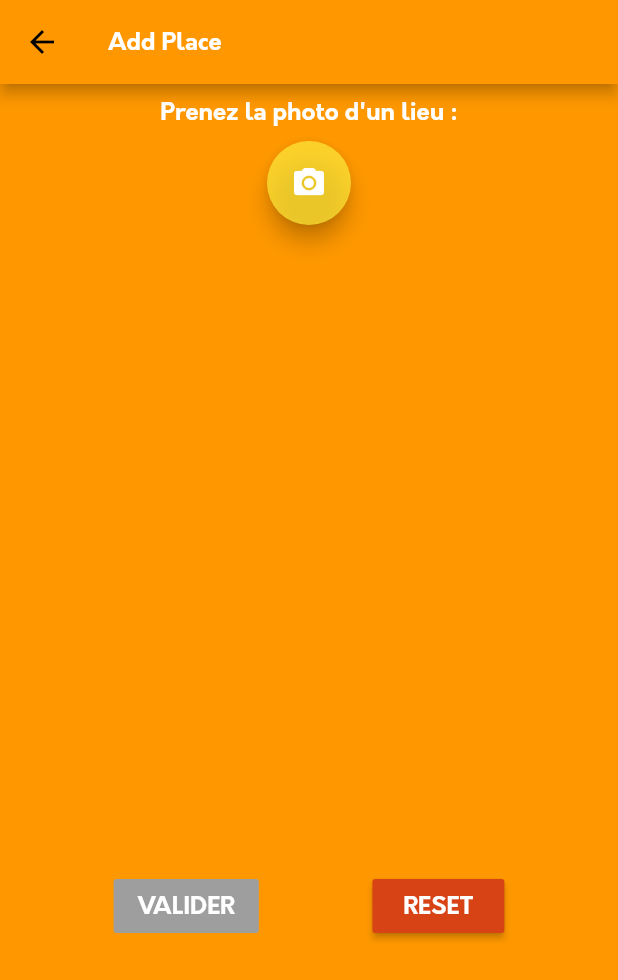
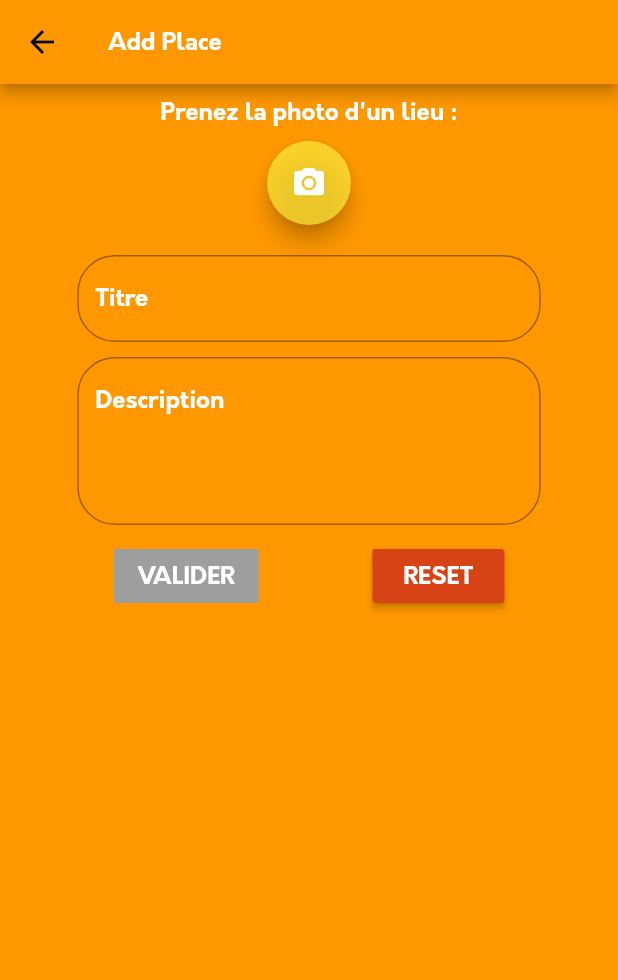
Before and after one commit to Vic7or/MyPlaces_flutter, a Flutter app: the NewPlace screen opened by its route, on a phone screen of 412 x 824 dp. Shown: the top 980 px of the screen. Run offline on Flutter 3.47's test engine with Material 2 defaults, Android fonts, the phone set to English and light mode, and no system bars; our stand-ins replace cloud_firestore, firebase_auth, firebase_storage, flare_flutter, flutter_redux, geolocator and 3 more; accounts and stored records are empty; network calls fail; project files that could hold a hidden picture were left out.

Commit message:
AddPlace Page finished, upload of image to firebase, starter for place creation in firebase

```diff
--- a/lib/features/home/home_page.dart
+++ b/lib/features/home/home_page.dart
@@ -174,9 +174,9 @@ class HomePage extends StatelessWidget {
                               onTap: () => vm.navigate(AppRoutes.favorite),
                               onLongPress: () => longPressActionsDialog(context),
                               title: Text(vm.store.state.places[i].title, style: Theme.of(context).textTheme.subhead),
-                              subtitle: Text(vm.store.state.places[i].subtitle, style: Theme.of(context).textTheme.body2),
+                              subtitle: Text(vm.store.state.places[i].description, style: Theme.of(context).textTheme.body2),
                               leading: CircleAvatar(backgroundImage: NetworkImage(vm.store.state.places[i].imageUrl)),
-                              trailing: vm.store.state.places[i].icon,
+                              trailing: const Icon(Icons.arrow_back_ios, color: Colors.white),
                             ),
                           );
                         }
--- a/lib/features/newPlace/NewPlace.dart
+++ b/lib/features/newPlace/NewPlace.dart
@@ -18,6 +18,7 @@ class NewPlace extends StatefulWidget {
 }
 
 class NewPlaceState extends State<NewPlace>{
+  final GlobalKey<FormState> _formKey = GlobalKey<FormState>();
   final Completer<GoogleMapController> _controller = Completer<GoogleMapController>();
   final double _camBearing = 0.0;
   final double _camTilt = 0.0;
@@ -75,7 +76,7 @@ class NewPlaceState extends State<NewPlace>{
               ),
             )
           else
-            const SizedBox(width: 200, height: 200)
+            const SizedBox(width: 0, height: 0)
         ],
       ),
     );
@@ -88,6 +89,7 @@ class NewPlaceState extends State<NewPlace>{
       children: <Widget>[
         _createPictureWidget(context, vm),
         _createLocalisationWidget(context),
+        _createFormWidget(context, vm),
         _createButtonsWidget(context, vm)
       ],
     );
@@ -110,7 +112,7 @@ class NewPlaceState extends State<NewPlace>{
                 converter: (Store<AppState> store ) => AddPlaceViewModel.fromStore(store),
                 builder: (BuildContext context, ViewModel vm) {
                   _vm = vm;
-                  return _getBody(context, vm);
+                  return SingleChildScrollView(child: _getBody(context, vm));
                 },
               );
             }
@@ -153,7 +155,80 @@ class NewPlaceState extends State<NewPlace>{
       );
     }
     else
-      return const SizedBox(width: 200, height: 220);
+      return const SizedBox(width: 0, height: 0);
+  }
+
+  Widget _createFormWidget(BuildContext context, AddPlaceViewModel vm) {
+    return Form(
+      key: _formKey,
+      child: Column(
+        children: <Widget>[
+          Padding(
+              child: TextFormField(
+                style: const TextStyle(color: Colors.white),
+                maxLines: 1,
+                obscureText: false,
+                validator: (String value){
+                  if (value.isEmpty) {
+                    return 'Veuillez renseigner un titre';
+                  }
+                  return null;
+                },
+                onSaved: (String value) => vm.name = value,
+                decoration: InputDecoration(
+                    hintText: 'Titre',
+                    hintStyle: Theme.of(context).textTheme.subhead,
+                    focusedBorder: OutlineInputBorder(
+                      borderRadius: BorderRadius.circular(25.0),
+                      borderSide: BorderSide(color: Theme.of(context).primaryColorLight)
+                  ),
+                    border: OutlineInputBorder(
+                        borderRadius: BorderRadius.circular(25.0),
+                        borderSide: BorderSide(color: Theme.of(context).backgroundColor)
+                    ),
+                ),
+              ),
+              padding: EdgeInsets.only(
+                left: MediaQuery.of(context).size.width / 8,
+                right: MediaQuery.of(context).size.width / 8,
+                top: 10,
+                bottom: 10
+              )
+          ),
+          Padding(
+              child: TextFormField(
+                style: const TextStyle(color: Colors.white),
+                maxLines: 4,
+                obscureText: false,
+                validator: (String value){
+                  if (value.isEmpty) {
+                    return 'Veuillez renseigner une description';
+                  }
+                  return null;
+                },
+                onSaved: (String value) => vm.description = value,
+                decoration: InputDecoration(
+                    hintText: 'Description',
+                    hintStyle: Theme.of(context).textTheme.subhead,
+                    focusedBorder: OutlineInputBorder(
+                      borderRadius: BorderRadius.circular(25.0),
+                      borderSide: BorderSide(color: Theme.of(context).primaryColorLight)
+                    ),
+                    border: OutlineInputBorder(
+                        borderRadius: BorderRadius.circular(25.0),
+                        borderSide: BorderSide(color: Theme.of(context).backgroundColor)
+                    ),
+                ),
+              ),
+              padding: EdgeInsets.only(
+                left: MediaQuery.of(context).size.width / 8,
+                right: MediaQuery.of(context).size.width / 8,
+                bottom: 10
+              )
+          ),
+        ],
+      ),
+    );
   }
 
   Widget _createButtonsWidget(BuildContext context, AddPlaceViewModel vm) {
@@ -163,7 +238,23 @@ class NewPlaceState extends State<NewPlace>{
       children: <Widget>[
         MaterialButton(
           disabledColor: Colors.grey,
-          onPressed: _storedImage != null && _position != null ? () => vm.validateNewPlace(_storedImage, _position, context) : null,
+          onPressed: _storedImage != null && _position != null? () {
+            if (_formKey.currentState.validate()){
+              _formKey.currentState.save();
+              final FocusScopeNode currentFocus = FocusScope.of(context);
+              if (!currentFocus.hasPrimaryFocus)
+                currentFocus.unfocus();
+              vm.validateNewPlace(_storedImage, _position, context);
+            }
+            else
+              Scaffold.of(context).showSnackBar(
+                SnackBar(
+                  duration: const Duration(seconds: 1),
+                  backgroundColor: Theme.of(context).backgroundColor,
+                  content: Text('Certains champs sont encore vides.', style: Theme.of(context).textTheme.body2)
+                )
+              );
+          } : null,
           child: Text('VALIDER', style: Theme.of(context).textTheme.subhead),
           color: Colors.green.shade800,
           splashColor: Theme.of(context).accentColor,
@@ -172,6 +263,7 @@ class NewPlaceState extends State<NewPlace>{
           onPressed: () => setState((){
             _storedImage = null;
             _position = null;
+            _formKey.currentState.reset();
           }),
           child: Text('RESET', style: Theme.of(context).textTheme.subhead),
           color: Theme.of(context).backgroundColor,
--- a/lib/features/viewmodels/AddPlaceViewModel.dart
+++ b/lib/features/viewmodels/AddPlaceViewModel.dart
@@ -15,6 +15,9 @@ class AddPlaceViewModel extends ViewModel {
     super.store = store;
   }
 
+  String    name;
+  String    description;
+
   static AddPlaceViewModel fromStore(Store<AppState> store) {
     return AddPlaceViewModel._internal(
         route: currentRoute(store.state),
@@ -24,14 +27,8 @@ class AddPlaceViewModel extends ViewModel {
   }
 
   void validateNewPlace(File imageFile, Position position, BuildContext context) {
-    showDialog<Map<String, String>>(
-      context: context,
-      builder: null,
-    ).then((dynamic value){
-      final AddPlaceAction action = AddPlaceAction(imageFile, position, context);
-      showLoadingDialog(context);
+      final AddPlaceAction action = AddPlaceAction(imageFile, position, name, description, context);
       store.dispatch(action);
-    });
   }
 
 }
--- a/lib/model/Place.dart
+++ b/lib/model/Place.dart
@@ -2,9 +2,8 @@ import 'package:flutter/cupertino.dart';
 import 'package:flutter/material.dart';
 
 class Place {
-  const Place(this.imageUrl, this.title, this.subtitle);
+  const Place(this.imageUrl, this.title, this.description);
   final String imageUrl;
   final String title;
-  final String subtitle;
-  final Icon icon = const Icon(Icons.arrow_back_ios, color: Colors.white);
+  final String description;
 }
--- a/lib/redux/Actions.dart
+++ b/lib/redux/Actions.dart
@@ -70,9 +70,11 @@ class DisconnectAction {
 }
 
 class AddPlaceAction {
-  AddPlaceAction(this.imageFile, this.position, this.context);
+  AddPlaceAction(this.imageFile, this.position, this.name, this.description, this.context);
   File     imageFile;
   Position position;
+  String   name;
+  String   description;
   BuildContext context;
 
   @override
--- a/lib/redux/middlewares/AppMiddlewares.dart
+++ b/lib/redux/middlewares/AppMiddlewares.dart
@@ -1,13 +1,16 @@
 import 'package:redux/redux.dart';
 import '../AppState.dart';
+import 'AddPlaceMiddleware.dart';
 import 'AuthMiddleware.dart';
 import 'NavigationMiddleware.dart';
 
 List<Middleware<AppState>> createAppMiddlewares(){
   final List<Middleware<AppState>> navigationMiddlewares = createNavigationMiddlewares();
   final List<Middleware<AppState>> authMiddlewares = createAuthMiddlewares();
+  final List<Middleware<AppState>> addPlaceMiddlewares = createAddPlaceMiddlewares();
   final List<Middleware<AppState>> middlewares = <Middleware<AppState>>[];
   middlewares.addAll(navigationMiddlewares);
   middlewares.addAll(authMiddlewares);
+  middlewares.addAll(addPlaceMiddlewares);
   return middlewares;
 }
--- a/pubspec.yaml
+++ b/pubspec.yaml
@@ -26,6 +26,7 @@ dependencies:
   geolocator: ^5.3.0
   flare_flutter: ^2.0.1
   cloud_firestore: ^0.13.4
+  firebase_storage: ^3.1.3
   firebase_auth: ^0.15.5+2
   # The following adds the Cupertino Icons font to your application.
   # Use with the CupertinoIcons class for iOS style icons.
```
Also changed, not shown: lib/redux/middlewares/AddPlaceMiddleware.dart (added, +90 -0 lines), pubspec.lock.
